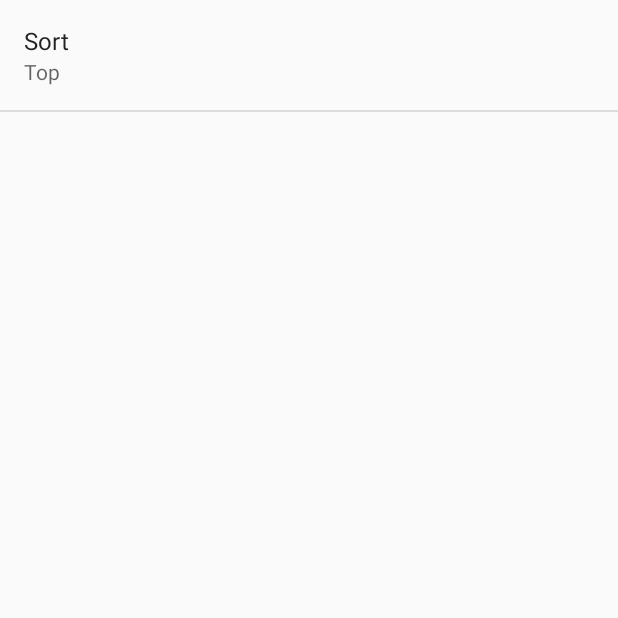
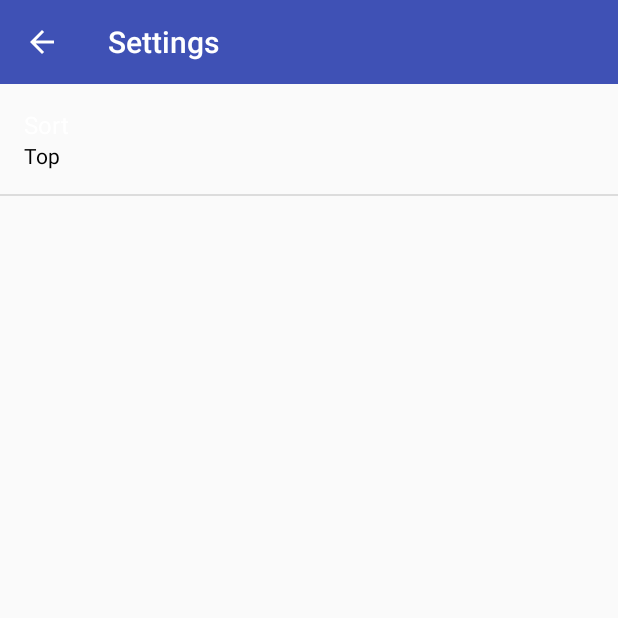
Before and after one commit to gravindrareddy/Proj2MoviesStage2, an Android app: the SettingsActivity screen opened directly, with no data from a screen before it, on a phone screen of 412 x 824 dp, the top half of it. Run offline under Robolectric (Android 15) with nearby library versions, the phone set to English and light mode, and no system bars.

Commit message:
+ Added headers to Settings & Video Activity + Video cue is working + Date formatted to yyyy + ToDo: ScrollView ListView Problem

```diff
--- a/app/src/main/java/redgun/moviesstage2/MoviesGridActivity.java
+++ b/app/src/main/java/redgun/moviesstage2/MoviesGridActivity.java
@@ -167,7 +167,10 @@ public class MoviesGridActivity extends AppCompatActivity {
                         urlConnection.connect();
                         InputStream inputStream = urlConnection.getInputStream();
                         if (urlConnection.getResponseCode() == 200) {
-                            Gson gson = new GsonBuilder().create();
+                            GsonBuilder gsonBuilder = new GsonBuilder();
+                            gsonBuilder.setDateFormat("yyyy-MM-dd");
+                            Gson gson = gsonBuilder.create();
+
                             APIResponseContract.MoviesAPIResponseEntry moviesResponse = gson.fromJson(new BufferedReader(new InputStreamReader(inputStream)), APIResponseContract.MoviesAPIResponseEntry.class);
                             moviesList = moviesResponse.movies;
 
--- a/app/src/main/java/redgun/moviesstage2/SettingsActivity.java
+++ b/app/src/main/java/redgun/moviesstage2/SettingsActivity.java
@@ -23,7 +23,10 @@ import android.preference.ListPreference;
 import android.preference.Preference;
 import android.preference.PreferenceActivity;
 import android.preference.PreferenceManager;
-
+import android.support.v7.widget.Toolbar;
+import android.view.LayoutInflater;
+import android.view.View;
+import android.widget.LinearLayout;
 
 
 /**
@@ -42,7 +45,16 @@ public class SettingsActivity extends PreferenceActivity
         super.onCreate(savedInstanceState);
         // Add 'general' preferences, defined in the XML file
         addPreferencesFromResource(R.xml.movies_grid_settings);
-
+        LinearLayout root = (LinearLayout) findViewById(android.R.id.list).getParent().getParent().getParent();
+        Toolbar bar = (Toolbar) LayoutInflater.from(this).inflate(R.layout.default_toolbar, root, false);
+        bar.setTitle(getResources().getString(R.string.action_settings));
+        root.addView(bar, 0); // insert at top
+        bar.setNavigationOnClickListener(new View.OnClickListener() {
+            @Override
+            public void onClick(View v) {
+                finish();
+            }
+        });
         // For all preferences, attach an OnPreferenceChangeListener so the UI summary can be
         // updated when the preference changes.
         bindPreferenceSummaryToValue(findPreference(getString(R.string.pref_sort_key)));
--- a/app/src/main/res/layout/activity_movie_detail.xml
+++ b/app/src/main/res/layout/activity_movie_detail.xml
@@ -64,6 +64,8 @@
                 android:id="@+id/movie_favorite_tb"
                 android:layout_width="wrap_content"
                 android:layout_height="wrap_content"
+                android:textOn="@string/on_mark_as_fav_toggle_text"
+                android:textOff="@string/off_mark_as_fav_toggle_text"
                 />
         </LinearLayout>
 
--- /dev/null
+++ b/app/src/main/res/layout/default_toolbar.xml
@@ -0,0 +1,14 @@
+<?xml version="1.0" encoding="utf-8"?>
+<android.support.v7.widget.Toolbar
+    xmlns:android="http://schemas.android.com/apk/res/android"
+    xmlns:app="http://schemas.android.com/apk/res-auto"
+    android:id="@+id/toolbar"
+    app:theme="@style/AppTheme"
+    android:layout_width="match_parent"
+    android:layout_height="wrap_content"
+    android:minHeight="?attr/actionBarSize"
+    app:navigationContentDescription="@string/abc_action_bar_up_description"
+    android:background="?attr/colorPrimary"
+    app:navigationIcon="?attr/homeAsUpIndicator"
+    android:titleTextColor="@android:color/white"
+    />
--- a/app/src/main/res/layout/movies_video_item.xml
+++ b/app/src/main/res/layout/movies_video_item.xml
@@ -3,6 +3,8 @@
     android:layout_width="match_parent"
     android:layout_height="match_parent"
     android:orientation="vertical">
+
+    <include layout="@layout/default_toolbar" />
 
     <com.google.android.youtube.player.YouTubePlayerView
         android:id="@+id/movie_trailer_yv"
--- a/app/src/main/res/values/strings.xml
+++ b/app/src/main/res/values/strings.xml
@@ -2,6 +2,9 @@
     <string name="app_name">MoviesStage2</string>
     <string name="title_activity_movie_detail">MovieDetailActivity</string>
     <string name="action_settings">Settings</string>
+    <string name="title_activity_movie_trailer">Trailer</string>
+    <string name="on_mark_as_fav_toggle_text">Favorite</string>
+    <string name="off_mark_as_fav_toggle_text">Favorite</string>
     <string name="pref_sort_label">Sort</string>
     <string name="pref_sort_key" translatable="false">sort</string>
     <string name="pref_sort_label_popular" translatable="false">Popular</string>
--- a/app/src/main/res/values/styles.xml
+++ b/app/src/main/res/values/styles.xml
@@ -6,6 +6,10 @@
         <item name="colorPrimary">@color/colorPrimary</item>
         <item name="colorPrimaryDark">@color/colorPrimaryDark</item>
         <item name="colorAccent">@color/colorAccent</item>
+        <item name="android:textColorPrimary">@android:color/white</item>
+        <item name="colorControlNormal">@android:color/white</item>
+        <item name="android:textColorSecondary">@android:color/black</item>
+        <item name="actionMenuTextColor">@android:color/black</item>
     </style>
 
     <style name="AppTheme.NoActionBar">
--- a/app/src/main/res/xml/movies_grid_settings.xml
+++ b/app/src/main/res/xml/movies_grid_settings.xml
@@ -4,10 +4,10 @@
     android:layout_height="match_parent">
 
     <ListPreference
-        android:title="@string/pref_sort_label"
+        android:defaultValue="@string/pref_sort_top"
+        android:entries="@array/pref_sort_options"
+        android:entryValues="@array/pref_sort_values"
         android:key="@string/pref_sort_key"
-        android:defaultValue="@string/pref_sort_top"
-        android:entryValues="@array/pref_sort_values"
-        android:entries="@array/pref_sort_options" />
+        android:title="@string/pref_sort_label" />
 
 </PreferenceScreen>
```
Also changed, not shown: app/src/main/AndroidManifest.xml (+15 -5 lines), app/src/main/java/redgun/moviesstage2/MovieDetailActivity.java (+18 -1 lines), app/src/main/java/redgun/moviesstage2/MovieVideoActivity.java (+11 -0 lines).
